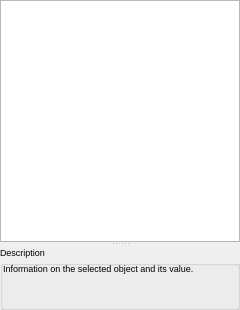
Old version of the form propertieswindow.ui in the repository pjrinaldi/wombatforensics.
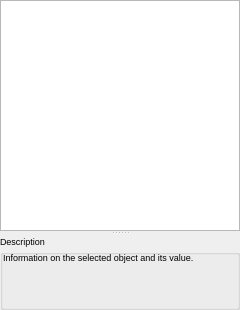
New version of the form.

```diff
--- a/propertieswindow.ui
+++ b/propertieswindow.ui
@@ -47,8 +47,19 @@
       <enum>Qt::Vertical</enum>
      </property>
      <widget class="QTableView" name="tableView">
+      <property name="sizePolicy">
+       <sizepolicy hsizetype="Expanding" vsizetype="Expanding">
+        <horstretch>0</horstretch>
+        <verstretch>1</verstretch>
+       </sizepolicy>
+      </property>
+      <property name="font">
+       <font>
+        <pointsize>7</pointsize>
+       </font>
+      </property>
       <property name="sizeAdjustPolicy">
-       <enum>QAbstractScrollArea::AdjustIgnored</enum>
+       <enum>QAbstractScrollArea::AdjustToContents</enum>
       </property>
       <property name="editTriggers">
        <set>QAbstractItemView::NoEditTriggers</set>
@@ -71,17 +82,41 @@
       <property name="showGrid">
        <bool>true</bool>
       </property>
+      <property name="wordWrap">
+       <bool>false</bool>
+      </property>
       <property name="cornerButtonEnabled">
        <bool>false</bool>
       </property>
+      <attribute name="horizontalHeaderHighlightSections">
+       <bool>false</bool>
+      </attribute>
+      <attribute name="horizontalHeaderStretchLastSection">
+       <bool>true</bool>
+      </attribute>
       <attribute name="verticalHeaderVisible">
        <bool>false</bool>
       </attribute>
+      <attribute name="verticalHeaderDefaultSectionSize">
+       <number>14</number>
+      </attribute>
       <attribute name="verticalHeaderHighlightSections">
        <bool>false</bool>
       </attribute>
      </widget>
      <widget class="QGroupBox" name="groupBox">
+      <property name="sizePolicy">
+       <sizepolicy hsizetype="Preferred" vsizetype="Preferred">
+        <horstretch>0</horstretch>
+        <verstretch>0</verstretch>
+       </sizepolicy>
+      </property>
+      <property name="minimumSize">
+       <size>
+        <width>0</width>
+        <height>75</height>
+       </size>
+      </property>
       <property name="font">
        <font>
         <pointsize>7</pointsize>
@@ -102,7 +137,7 @@
       <property name="checkable">
        <bool>false</bool>
       </property>
-      <layout class="QHBoxLayout" name="horizontalLayout_2">
+      <layout class="QHBoxLayout" name="horizontalLayout_2" stretch="0">
        <property name="spacing">
         <number>0</number>
        </property>
```
Left out of the diff: 6 changed lines with no effect on the pictures.
